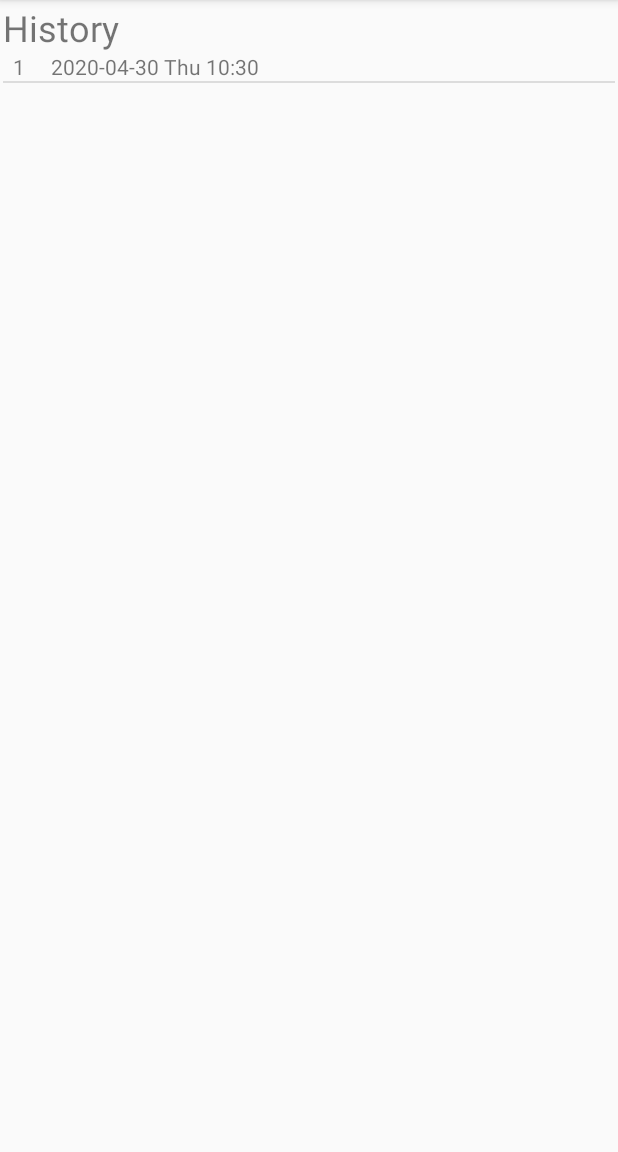
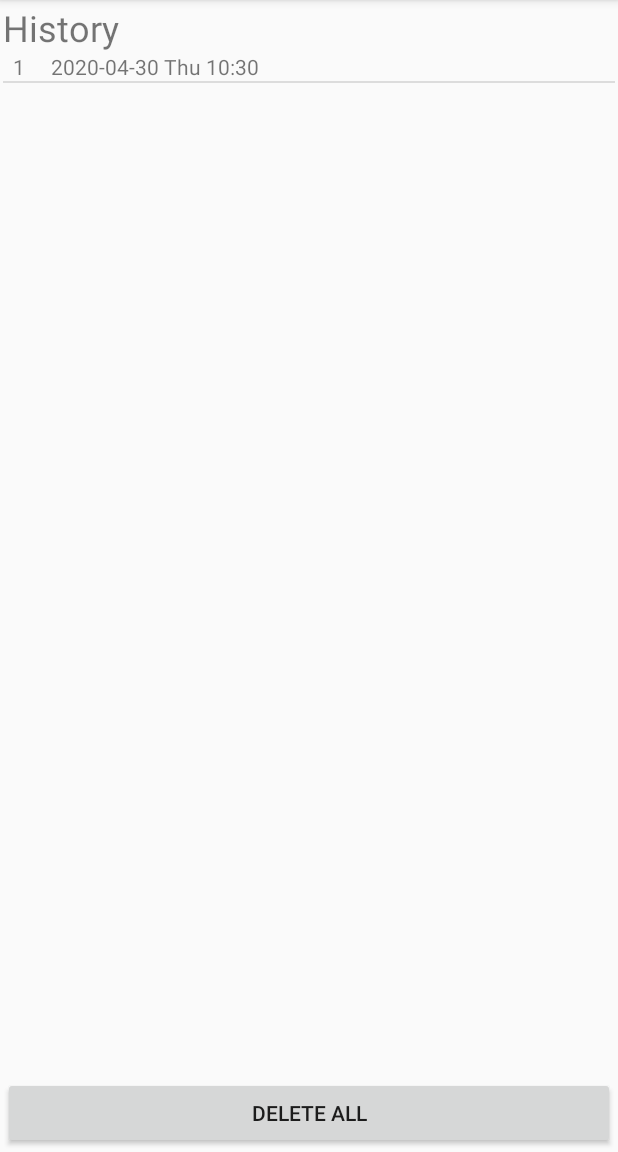
Before and after one commit to senooken/MTGCounter, an Android app: the screen it shows after launch (HistoryActivity), in the options menu, after a tap on "History", on a phone screen of 412 x 824 dp, the part 84-1236 px from its top. Run offline under Robolectric (Android 15) with nearby library versions, the phone set to English and light mode, and no system bars.

Commit message:
Add delete all history button

```diff
--- a/app/src/main/res/layout/activity_history.xml
+++ b/app/src/main/res/layout/activity_history.xml
@@ -16,6 +16,16 @@
     <ListView
         android:id="@+id/game_history"
         android:layout_width="match_parent"
-        android:layout_height="match_parent"
-        tools:context=".HistoryActivity" />
+        android:layout_height="0dp"
+        android:layout_weight="1"
+        tools:context=".HistoryActivity">
+
+    </ListView>
+
+    <Button
+        android:layout_width="match_parent"
+        android:layout_height="wrap_content"
+        android:onClick="onClickedDeleteAll"
+        android:text="@string/delete_all" />
+
 </LinearLayout>
--- a/app/src/main/res/values/strings.xml
+++ b/app/src/main/res/values/strings.xml
@@ -40,6 +40,7 @@
     <string name="reset">Reset</string>
     <string name="save">Save to History</string>
     <string name="history">History</string>
+    <string name="delete_all">Delete all</string>
     <string name="menu_commander">Set commander life</string>
     <string name="menu_delete">Delete</string>
 
```
Also changed, not shown: app/src/main/java/jp/senooken/android/mtgcounter/HistoryActivity.java (+28 -7 lines).
